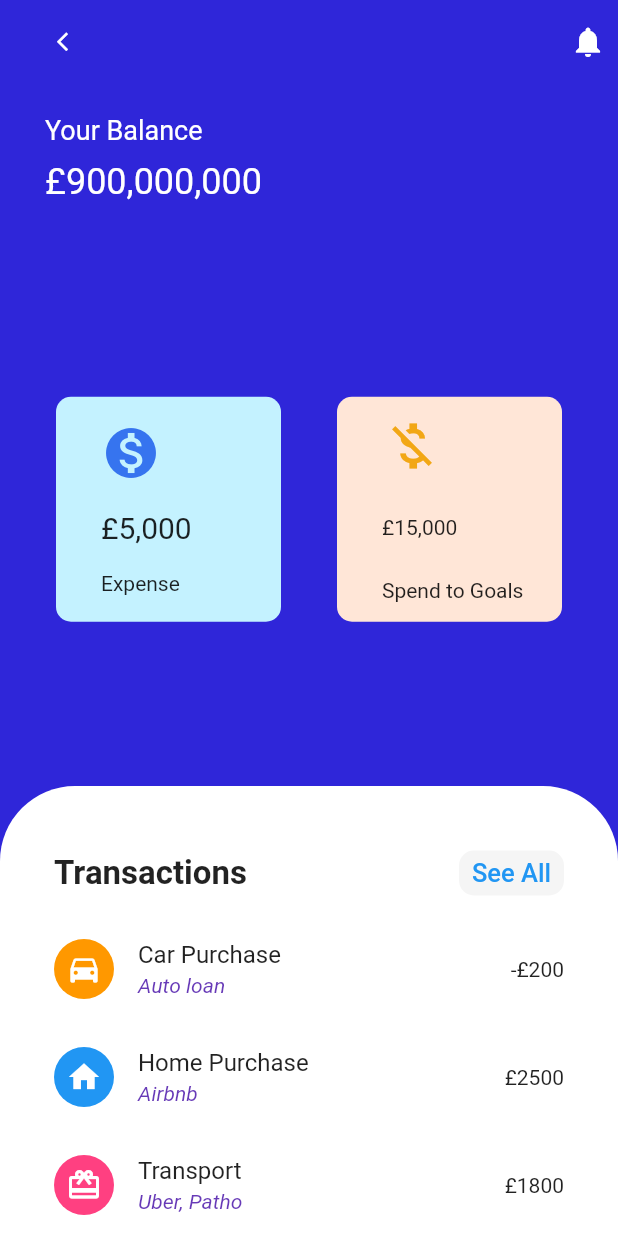
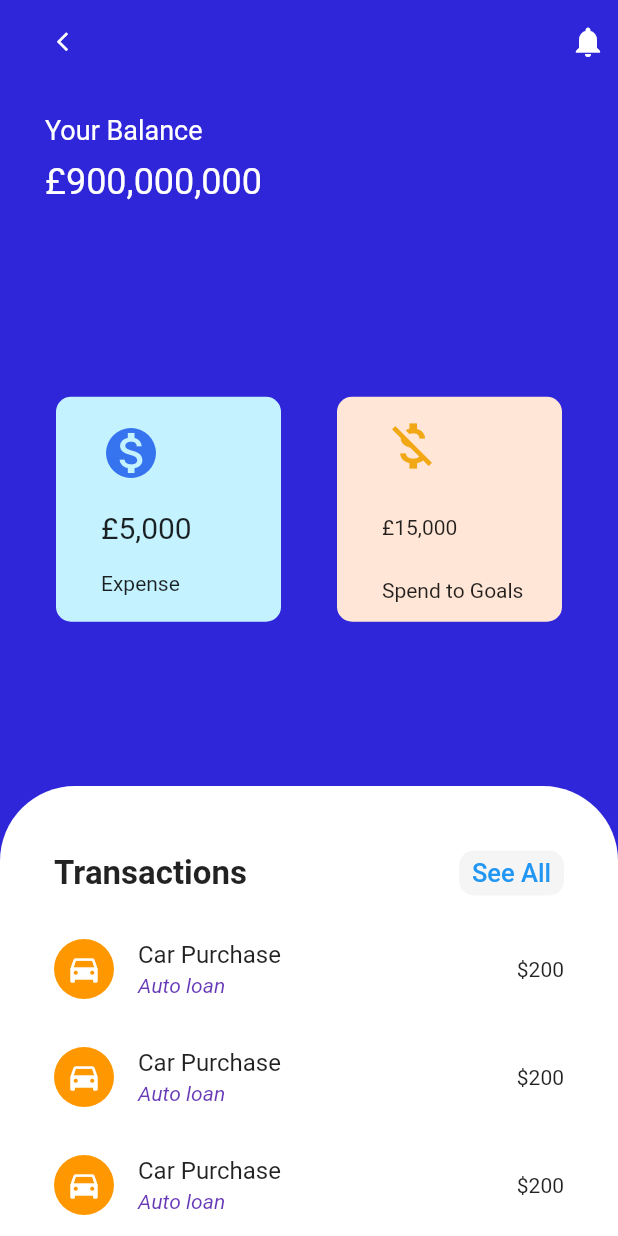
Before and after one commit to StellaMighty/BankApp, a Flutter app: the Transaction screen opened directly, on a phone screen of 412 x 824 dp. Run offline on Flutter 3.47's test engine with Material 2 defaults, Android fonts, the phone set to English and light mode, and no system bars; missing offline and left inert: dart:ffi.

Commit message:
refactored: Listview of tramsactions into a new widget List and created TransactionItem widget

```diff
--- a/lib/pages/transaction.dart
+++ b/lib/pages/transaction.dart
@@ -1,6 +1,13 @@
 import 'package:flutter/material.dart';
 
 class Transaction extends StatelessWidget {
+  final List list = ['one', 'two'];
+  final List<Widget> _transactions = <Widget>[
+    TransactionItem('Car Purchase', 'Auto loan', '\$200'),
+    TransactionItem('Car Purchase', 'Auto loan', '\$200'),
+    TransactionItem('Car Purchase', 'Auto loan', '\$200'),
+    TransactionItem('Car Purchase', 'Auto loan', '\$200'),
+  ];
   @override
   Widget build(BuildContext context) {
     return Scaffold(
@@ -145,112 +152,7 @@ class Transaction extends StatelessWidget {
                           right: 20,
                         ),
                         child: ListView(
-                          children: [
-                            ListTile(
-                              leading: Container(
-                                  height: 40,
-                                  width: 40,
-                                  decoration: BoxDecoration(
-                                      color: Colors.orange,
-                                      borderRadius: BorderRadius.circular(100)),
-                                  child: Icon(
-                                    Icons.directions_car,
-                                    color: Colors.white,
-                                  )),
-                              title: Text("Car Purchase"),
-                              subtitle: Text(
-                                "Auto loan",
-                                style: TextStyle(
-                                    color: Colors.deepPurple,
-                                    fontStyle: FontStyle.italic),
-                              ),
-                              trailing: Text("-£200"),
-                            ),
-                            ListTile(
-                              leading: Container(
-                                  height: 40,
-                                  width: 40,
-                                  decoration: BoxDecoration(
-                                      color: Colors.blue,
-                                      borderRadius: BorderRadius.circular(100)),
-                                  child: Icon(
-                                    Icons.home,
-                                    color: Colors.white,
-                                  )),
-                              title: Text("Home Purchase"),
-                              subtitle: Text(
-                                "Airbnb",
-                                style: TextStyle(
-                                    color: Colors.deepPurple,
-                                    fontStyle: FontStyle.italic),
-                              ),
-                              trailing: Text("£2500"),
-                            ),
-                            ListTile(
-                              leading: Container(
-                                  height: 40,
-                                  width: 40,
-                                  decoration: BoxDecoration(
-                                      color: Colors.pinkAccent,
-                                      borderRadius: BorderRadius.circular(100)),
-                                  child: Icon(
-                                    Icons.card_giftcard,
-                                    color: Colors.white,
-                                  )),
-                              title: Text("Transport"),
-                              subtitle: Text(
-                                "Uber, Patho",
-                                style: TextStyle(
-                                    color: Colors.deepPurple,
-                                    fontStyle: FontStyle.italic),
-                              ),
-                              trailing: Text("£1800"),
-                            ),
-                            ListTile(
-                              leading: Container(
-                                  height: 40,
-                                  width: 40,
-                                  decoration: BoxDecoration(
-                                      color: Colors.teal,
-                                      borderRadius: BorderRadius.circular(100)),
-                                  child: Icon(
-                                    Icons.shopping_basket,
-                                    color: Colors.white,
-                                  )),
-                              title: Text("Shopping"),
-                              subtitle: Text(
-                                "wish, Apple",
-                                style: TextStyle(
-                                  color: Colors.deepPurple,
-                                  fontStyle: FontStyle.italic,
-                                ),
-                              ),
-                              trailing: Text("£500"),
-                            ),
-                            ListTile(
-                              leading: Container(
-                                  height: 40,
-                                  width: 40,
-                                  decoration: BoxDecoration(
-                                      color: Colors.green,
-                                      borderRadius: BorderRadius.circular(100)),
-                                  child: Icon(
-                                    Icons.home,
-                                    color: Colors.white,
-                                  )),
-                              title: Text(
-                                "Groceries",
-                              ),
-                              subtitle: Text(
-                                "Consumables, Indomie",
-                                style: TextStyle(
-                                  color: Colors.deepPurple,
-                                  fontStyle: FontStyle.italic,
-                                ),
-                              ),
-                              trailing: Text("£2500"),
-                            )
-                          ],
+                          children: _transactions,
                         ),
                       ),
                     ),
@@ -260,3 +162,33 @@ class Transaction extends StatelessWidget {
             ]));
   }
 }
+
+class TransactionItem extends StatelessWidget {
+  const TransactionItem(this.title, this.subtitle, this.trailing);
+
+  final String title;
+  final String subtitle;
+  final String trailing;
+
+  @override
+  Widget build(BuildContext context) {
+    return ListTile(
+      leading: Container(
+        height: 40,
+        width: 40,
+        decoration: BoxDecoration(
+            color: Colors.orange, borderRadius: BorderRadius.circular(100)),
+        child: Icon(
+          Icons.directions_car,
+          color: Colors.white,
+        ),
+      ),
+      title: Text(title),
+      subtitle: Text(
+        subtitle,
+        style: TextStyle(color: Colors.deepPurple, fontStyle: FontStyle.italic),
+      ),
+      trailing: Text(trailing),
+    );
+  }
+}
```
